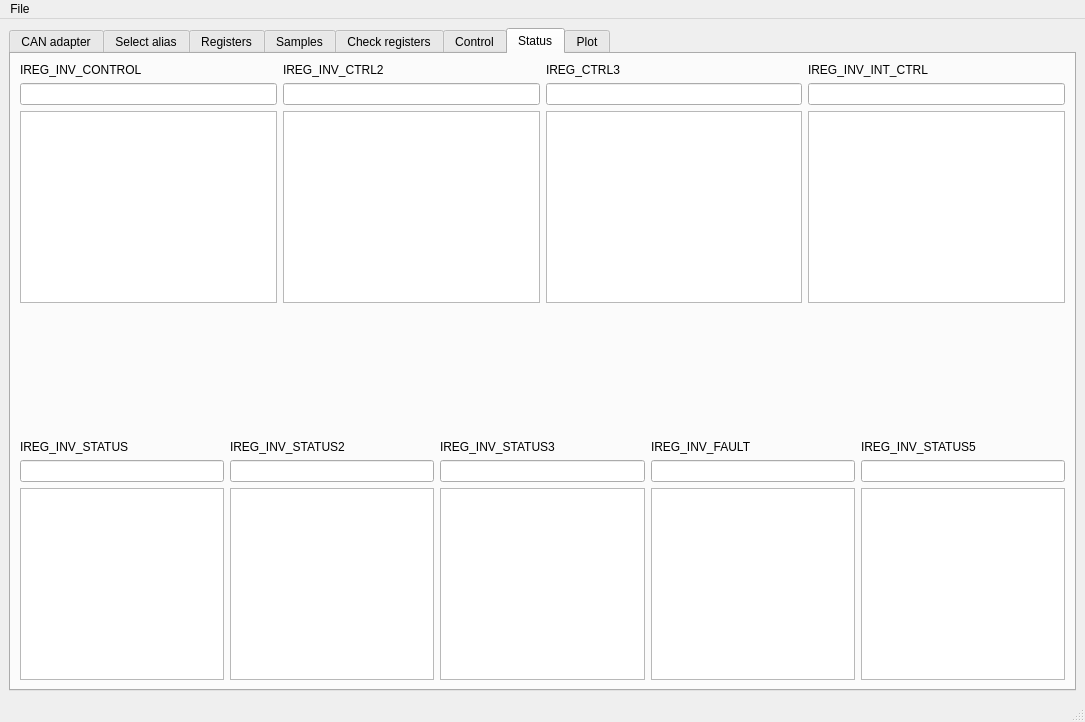
Before: the Qt Designer form mainwindow.ui in totktobroditvokrug/EL205-QT, drawn with Qt 5.
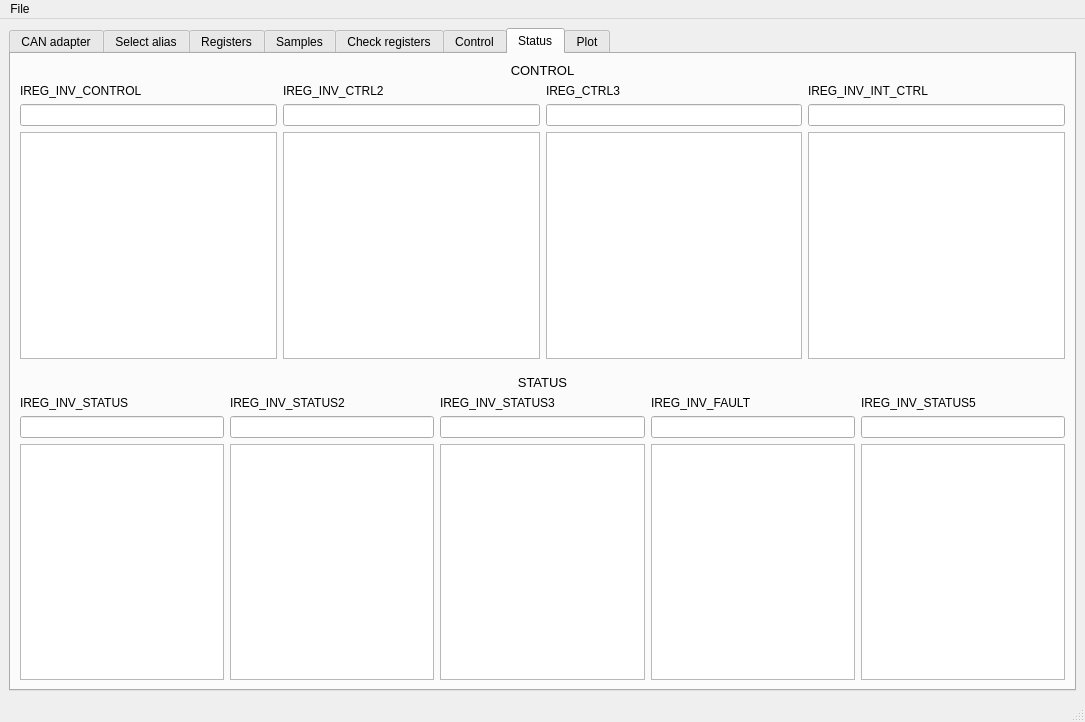
After: the same form once the commit is applied. The open tabs and pages were chosen to show the change. Custom widgets are drawn as their Qt base class.

Diff of the .ui file:
```diff
--- a/mainwindow.ui
+++ b/mainwindow.ui
@@ -1289,8 +1289,28 @@
         <string>Status</string>
        </attribute>
        <layout class="QVBoxLayout" name="verticalLayout_13">
+        <item>
+         <widget class="QLabel" name="label_11">
+          <property name="font">
+           <font>
+            <pointsize>10</pointsize>
+            <weight>50</weight>
+            <bold>false</bold>
+           </font>
+          </property>
+          <property name="text">
+           <string>CONTROL</string>
+          </property>
+          <property name="alignment">
+           <set>Qt::AlignCenter</set>
+          </property>
+         </widget>
+        </item>
         <item>
          <layout class="QGridLayout" name="gridLayout_16">
+          <property name="bottomMargin">
+           <number>10</number>
+          </property>
           <item row="0" column="3">
            <widget class="QLabel" name="label_ctrl_int">
             <property name="text">
@@ -1358,17 +1378,24 @@
          </layout>
         </item>
         <item>
-         <spacer name="verticalSpacer_4">
-          <property name="orientation">
-           <enum>Qt::Vertical</enum>
+         <widget class="QLabel" name="label_10">
+          <property name="font">
+           <font>
+            <pointsize>10</pointsize>
+            <weight>50</weight>
+            <bold>false</bold>
+           </font>
           </property>
-          <property name="sizeHint" stdset="0">
-           <size>
-            <width>20</width>
-            <height>40</height>
-           </size>
+          <property name="text">
+           <string>STATUS</string>
           </property>
-         </spacer>
+          <property name="alignment">
+           <set>Qt::AlignCenter</set>
+          </property>
+          <property name="margin">
+           <number>-1</number>
+          </property>
+         </widget>
         </item>
         <item>
          <layout class="QGridLayout" name="gridLayout_17">
```
Left out of the diff: 2 changed lines with no effect on the pictures.
